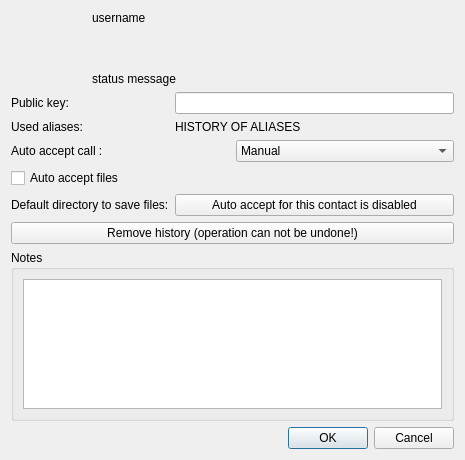
The window that src/widget/about/aboutuser.ui (qTox/qTox) describes before a commit, drawn with Qt 5.
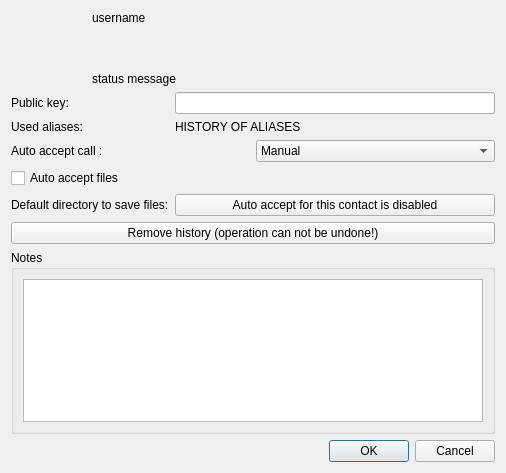
The same window after the commit. Icons and pictures are not drawn.

Commit message: feat(UI): add accessibility labels to all remaining .ui files

```diff
--- a/src/widget/about/aboutuser.ui
+++ b/src/widget/about/aboutuser.ui
@@ -6,8 +6,8 @@
    <rect>
     <x>0</x>
     <y>0</y>
-    <width>465</width>
-    <height>460</height>
+    <width>506</width>
+    <height>473</height>
    </rect>
   </property>
   <property name="windowTitle">
```
Left out of the diff: 6 changed lines with no effect on the pictures. The commit also changes 3 other files.
